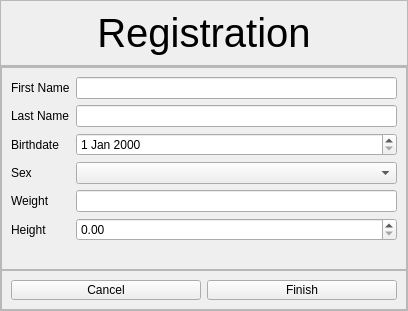
Old version of the form src/views/user_management/WndRegistration.ui in the repository mxcom/Programming-Exercises.
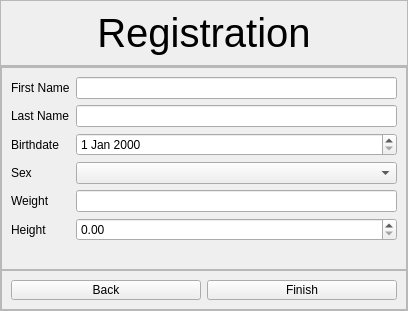
New version of the form. The open tabs and pages were chosen to show the change.

Commit message: add registration window page switch

```diff
--- a/src/views/user_management/WndRegistration.ui
+++ b/src/views/user_management/WndRegistration.ui
@@ -361,7 +361,7 @@
                  <enum>Qt::WheelFocus</enum>
                 </property>
                 <property name="text">
-                 <string>Cancel</string>
+                 <string>Back</string>
                 </property>
                 <property name="autoDefault">
                  <bool>false</bool>
```
Left out of the diff: 2 changed lines with no effect on the pictures. The commit also changes 6 other files.
